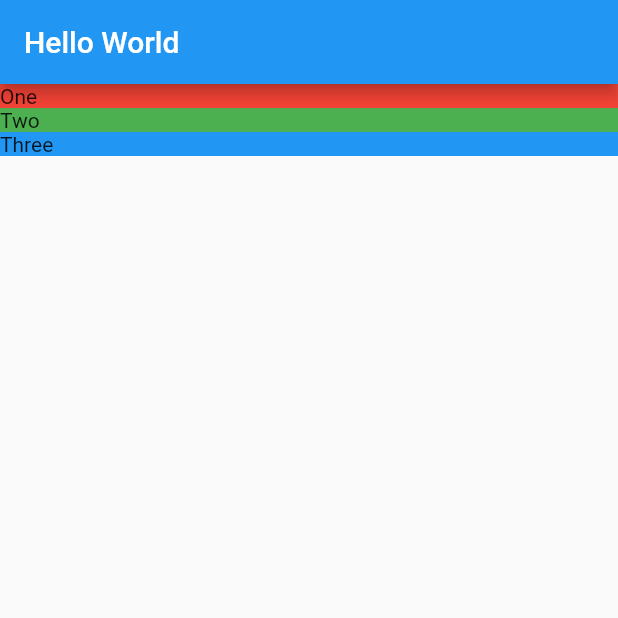
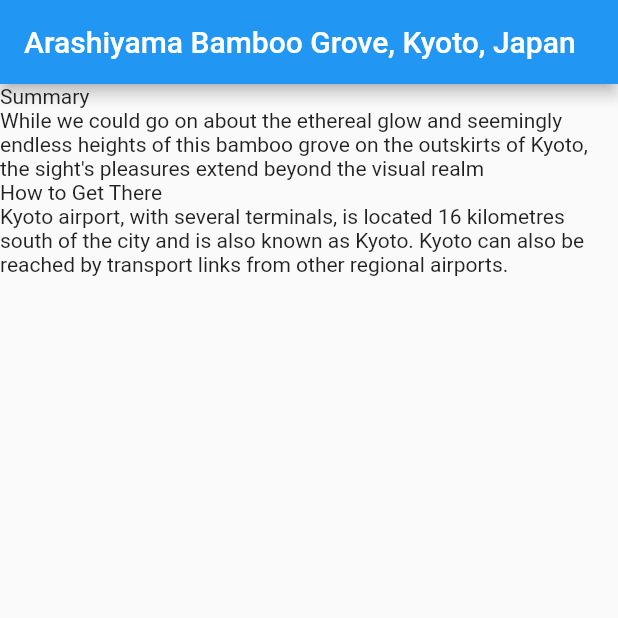
Before and after one commit to gonzajf/flutter-course, a Flutter app: the screen it shows after launch, on a phone screen of 412 x 824 dp, the top half of it. Run offline on Flutter 3.47's test engine with Material 2 defaults, Android fonts, the phone set to English and light mode, and no system bars.

Commit message:
separete widget creation in functions

```diff
--- a/lesson01/lib/locationDetail.dart
+++ b/lesson01/lib/locationDetail.dart
@@ -1,27 +1,36 @@
 import 'package:flutter/material.dart';
+import 'models/location.dart';
 
 class LocationDetail extends StatelessWidget {
+  final Location location;
+
+  LocationDetail(this.location);
+
   @override
   Widget build(BuildContext context) {
     return Scaffold(
-        appBar: AppBar(title: Text("Hello World")),
+        appBar: AppBar(title: Text(location.name)),
         body: Column(
           mainAxisAlignment: MainAxisAlignment.start,
           crossAxisAlignment: CrossAxisAlignment.stretch,
-          children: [
-            _section("One", Colors.red),
-            _section("Two", Colors.green),
-            _section("Three", Colors.blue),
-          ],
+          children: _renderFacts(location),
         ));
   }
 
-  Widget _section(String title, Color color) {
-    return Container(
-      decoration: BoxDecoration(
-        color: color,
-      ),
-      child: Text(title),
-    );
+  List<Widget> _renderFacts(Location location) {
+    var result = List<Widget>();
+    for (int i = 0; i < location.facts.length; i++) {
+      result.add(_sectionTitle(location.facts[i].title));
+      result.add(_sectionText(location.facts[i].text));
+    }
+    return result;
+  }
+
+  Widget _sectionTitle(String text) {
+    return Text(text);
+  }
+
+  Widget _sectionText(String text) {
+    return Text(text);
   }
 }
--- a/lesson01/lib/main.dart
+++ b/lesson01/lib/main.dart
@@ -1,6 +1,10 @@
 import 'package:flutter/material.dart';
+import 'mocks/mock_location.dart';
 import 'locationDetail.dart';
+import 'models/location.dart';
 
 void main() {
-  return runApp(MaterialApp(home: LocationDetail()));
+  final Location mockLocation = MockLocation.FetchAny();
+
+  return runApp(MaterialApp(home: LocationDetail(mockLocation)));
 }
--- a/lesson01/lib/mocks/mock_location.dart
+++ b/lesson01/lib/mocks/mock_location.dart
@@ -0,0 +1,22 @@
+import 'package:lesson01/models/location.dart';
+
+import '../models/location.dart';
+import '../models/locationFact.dart';
+
+class MockLocation extends Location {
+  static Location FetchAny() {
+    return Location(
+        name: 'Arashiyama Bamboo Grove, Kyoto, Japan',
+        url: 'https://fluttercrashcourse.com/assets/images/arashiyama@3x.jpg',
+        facts: <LocationFact>[
+          LocationFact(
+              title: 'Summary',
+              text:
+                  'While we could go on about the ethereal glow and seemingly endless heights of this bamboo grove on the outskirts of Kyoto, the sight\'s pleasures extend beyond the visual realm'),
+          LocationFact(
+              title: 'How to Get There',
+              text:
+                  'Kyoto airport, with several terminals, is located 16 kilometres south of the city and is also known as Kyoto. Kyoto can also be reached by transport links from other regional airports.')
+        ]);
+  }
+}
```
